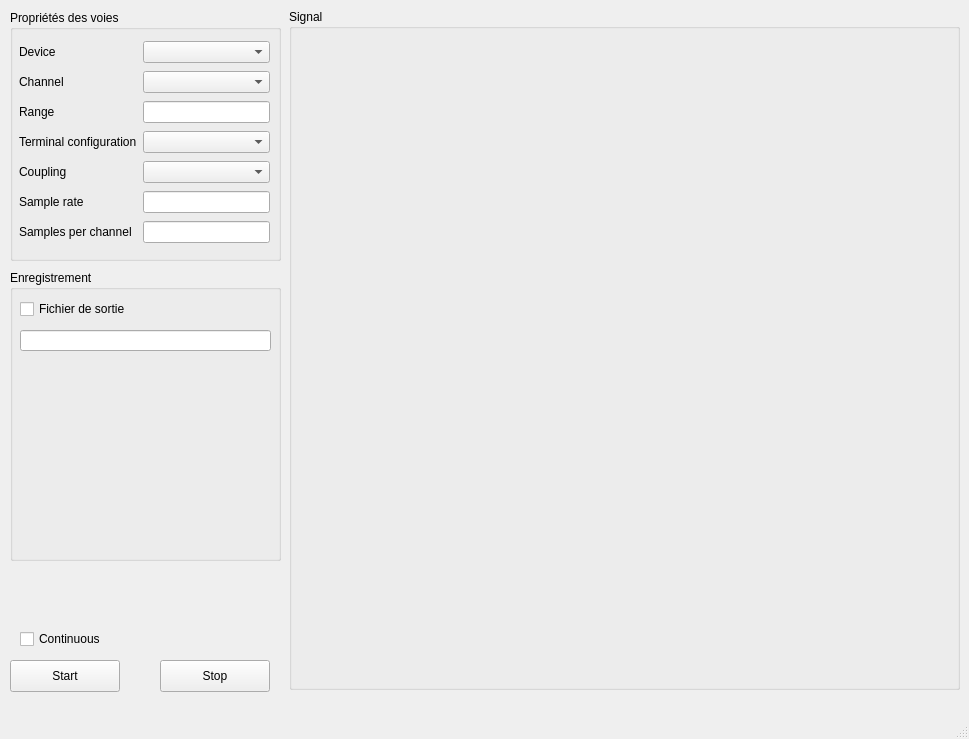
The window that bin/DAQ.ui (jsalort/pymanip) describes before a commit, drawn with Qt 5.
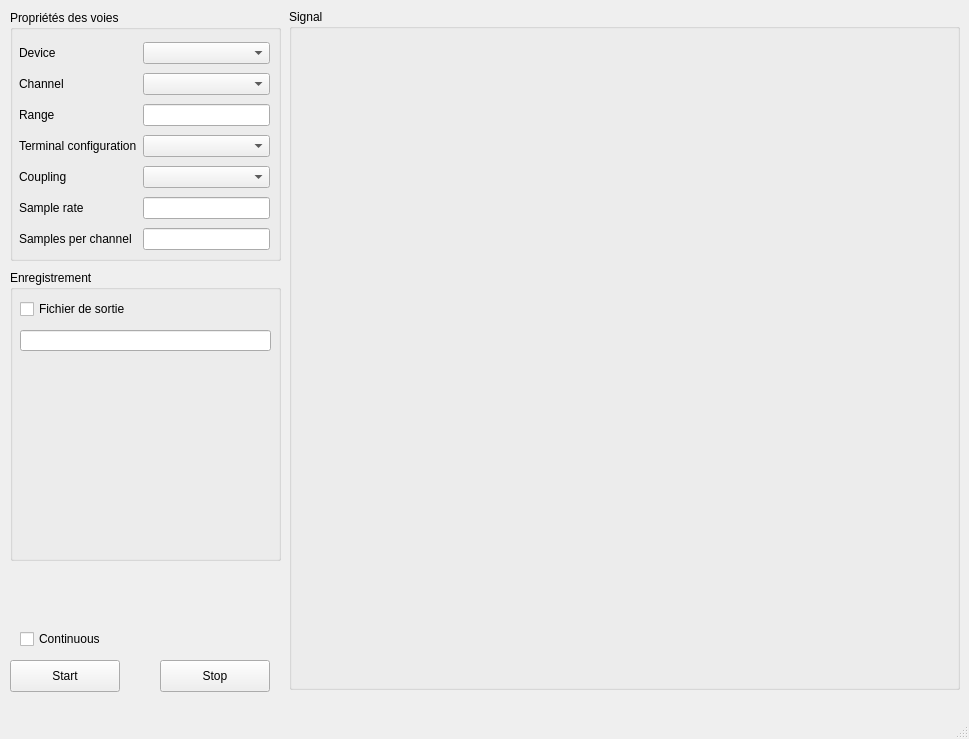
The same window after the commit.

```diff
--- a/bin/DAQ.ui
+++ b/bin/DAQ.ui
@@ -32,7 +32,7 @@
        <x>9</x>
        <y>29</y>
        <width>251</width>
-       <height>213</height>
+       <height>220</height>
       </rect>
      </property>
      <layout class="QGridLayout" name="gridLayout">
```
Left out of the diff: 51 changed lines with no effect on the pictures.
